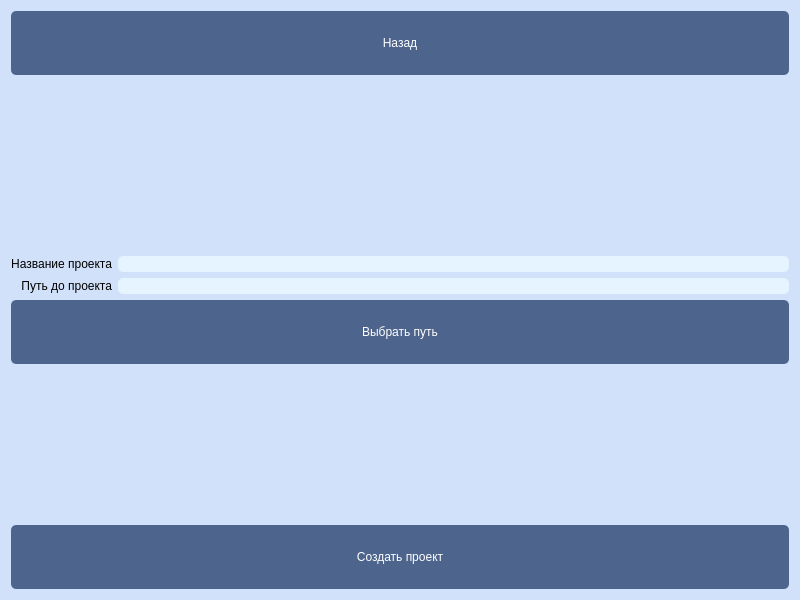
Above: resources/ui/NewProjectForm.ui from StellarCampfire/GeoPhoto before the change. Below: the same form after it.
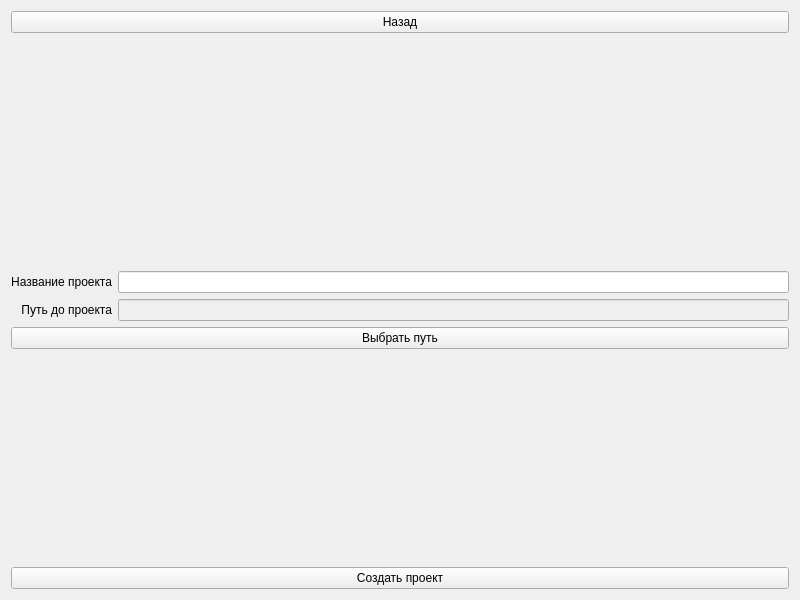
That is the form after the change.

Patch:
```diff
--- a/resources/ui/NewProjectForm.ui
+++ b/resources/ui/NewProjectForm.ui
@@ -14,102 +14,13 @@
    <string>Form</string>
   </property>
   <property name="styleSheet">
-   <string notr="true">QLabel {
-	text-align: center;
-	font: 57 16pt &quot;Sono Medium&quot;;
-}
-
-QWidget {
-    background-color: rgb(208, 225, 249);
-}
-
-QPushButton {
-    background-color: rgb(77, 100, 141);
-
-    color: white;
-    border-radius: 5px;
-	padding: 25;
-	font: 57 18pt &quot;Sono Medium&quot;;
-}
-
-QPushButton:focus {
-    background-color: rgb(40, 54, 85);
-
-    color: white;
-    border-radius: 5px;
-	padding: 25;
-	font: 57 18pt &quot;Sono Medium&quot;;
-}
-
-QLineEdit {
-	text-align: centrel;
-    border: none;
-	border-radius: 5px;
-    background-color: #E6F4FF;
-	font: 57 16pt &quot;Sono Medium&quot;;
-}</string>
+   <string notr="true"/>
   </property>
   <layout class="QVBoxLayout" name="verticalLayout_5">
    <item>
     <widget class="QPushButton" name="back_button">
      <property name="styleSheet">
-      <string notr="true">QLabel {
-	text-align: center;
-	font: 57 16pt &quot;Sono Medium&quot;;
-}
-
-QWidget {
-    background-color: rgb(208, 225, 249);
-}
-
-QPushButton {
-    background-color: rgb(77, 100, 141);
-
-    color: white;
-    border-radius: 5px;
-	padding: 25;
-	font: 57 18pt &quot;Sono Medium&quot;;
-}
-
-QPushButton:focus {
-    background-color: rgb(40, 54, 85);
-
-    color: white;
-    border-radius: 5px;
-	padding: 25;
-	font: 57 18pt &quot;Sono Medium&quot;;
-}
-
-QPushButton[class=&quot;CustomSpinboxButton&quot;] {
-    background-color: rgb(77, 100, 141);
-
-    color: white;
-    border-radius: 5px;
-	padding: 25;
-	font: 57 18pt &quot;Sono Medium&quot;;
-}
-
-QPushButton[class=&quot;CustomSpinboxButtonPressed&quot;] {
-    background-color: rgb(40, 54, 85);
-
-    color: white;
-    border-radius: 5px;
-	padding: 25;
-	font: 57 18pt &quot;Sono Medium&quot;;
-}
-
-QDoubleSpinBox {
-	text-align: centrel;
-    border: none;
-	border-radius: 5px;
-    background-color: #E6F4FF;
-	font: 57 16pt &quot;Sono Medium&quot;;
-}
-
-QDoubleSpinBox:focus {
-    border: 2px solid #0057D9;
-    background-color: #E6F4FF;
-}</string>
+      <string notr="true"/>
      </property>
      <property name="text">
       <string>Назад</string>
```
